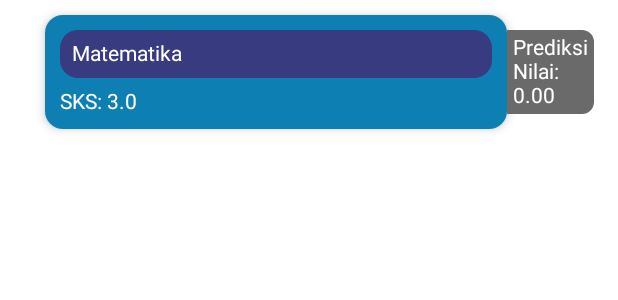
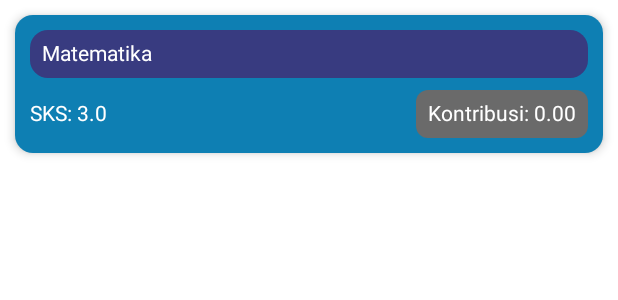
Before and after one commit to samuelalfito/Acadify, an Android app built with Jetpack Compose: the @Preview function PrediksiIPCardPreview, on a phone screen of 412 x 824 dp. Shown: the top 300 px of the screen. Run offline under Robolectric (Android 15) with nearby library versions, the phone set to English and light mode, and no system bars.

Commit message:
fix: based on the scenario

```diff
--- a/app/src/main/java/com/acadify/presentation/prediksiip/PrediksiIPCard.kt
+++ b/app/src/main/java/com/acadify/presentation/prediksiip/PrediksiIPCard.kt
@@ -1,11 +1,11 @@
 package com.acadify.presentation.prediksiip
 
+import androidx.compose.foundation.layout.Arrangement
 import androidx.compose.foundation.layout.Column
 import androidx.compose.foundation.layout.Row
 import androidx.compose.foundation.layout.Spacer
 import androidx.compose.foundation.layout.fillMaxWidth
 import androidx.compose.foundation.layout.padding
-import androidx.compose.foundation.layout.wrapContentWidth
 import androidx.compose.foundation.shape.RoundedCornerShape
 import androidx.compose.material3.Card
 import androidx.compose.material3.CardDefaults
@@ -29,9 +29,7 @@ import java.util.Locale
 fun PrediksiIPCard(mataKuliah: MataKuliah, prediksiIP: PrediksiIP) {
     Row {
         Card(
-            modifier = Modifier
-                .weight(1f)
-                .padding(top = 10.dp, bottom = 10.dp, start = 30.dp),
+            modifier = Modifier.padding(10.dp),
             colors = CardDefaults.cardColors(Blue40),
             elevation = CardDefaults.cardElevation(defaultElevation = 4.dp)
         ) {
@@ -40,7 +38,7 @@ fun PrediksiIPCard(mataKuliah: MataKuliah, prediksiIP: PrediksiIP) {
                     .padding(10.dp)
                     .fillMaxWidth()
             ) {
-                Column(modifier = Modifier.weight(1f)) {
+                Column {
                     Card(
                         modifier = Modifier.fillMaxWidth(),
                         colors = CardDefaults.cardColors(PurpleBlue40)
@@ -52,29 +50,30 @@ fun PrediksiIPCard(mataKuliah: MataKuliah, prediksiIP: PrediksiIP) {
                         )
                     }
                     Spacer(modifier = Modifier.padding(4.dp))
-                    Text(text = "SKS: ${mataKuliah.tambahNilai.jumlahSKS}", color = Color.White)
+                    Row(
+                        modifier = Modifier.fillMaxWidth(),
+                        horizontalArrangement = Arrangement.SpaceBetween,
+                        verticalAlignment = Alignment.CenterVertically
+                    ) {
+                        Text(text = "SKS: ${mataKuliah.tambahNilai.jumlahSKS}", color = Color.White)
+                        Card(
+                            colors = CardDefaults.cardColors(Grey40),
+                            shape = RoundedCornerShape(
+                                topStart = 8.dp, topEnd = 8.dp, bottomStart = 8.dp, bottomEnd = 8.dp
+                            ),
+                        ) {
+                            Text(
+                                String.format(
+                                    Locale.getDefault(),
+                                    "Kontribusi: %.2f",
+                                    prediksiIP.nilaiAkhir.firstOrNull() ?: 0f
+                                ),
+                                modifier = Modifier.padding(8.dp),
+                                color = Color.White,
+                            )
+                        }
+                    }
                 }
-            }
-        }
-        Card(
-            modifier = Modifier
-                .wrapContentWidth()
-                .padding(end = 16.dp)
-                .align(Alignment.CenterVertically),
-            colors = CardDefaults.cardColors(Grey40),
-            shape = RoundedCornerShape(
-                topStart = 0.dp, topEnd = 8.dp, bottomStart = 0.dp, bottomEnd = 8.dp
-            ),
-        ) {
-            Column(modifier = Modifier.padding(4.dp)) {
-                Text(
-                    String.format(
-                        Locale.getDefault(),
-                        "Prediksi\nNilai:\n%.2f",
-                        prediksiIP.nilaiAkhir.firstOrNull() ?: 0f
-                    ),
-                    color = Color.White,
-                )
             }
         }
     }
```
Also changed, not shown: app/src/main/java/com/acadify/presentation/prediksiip/PrediksiIPScreen.kt (+5 -13 lines), app/src/main/java/com/acadify/presentation/prediksiip/PrediksiIPViewModel.kt (+14 -4 lines).
